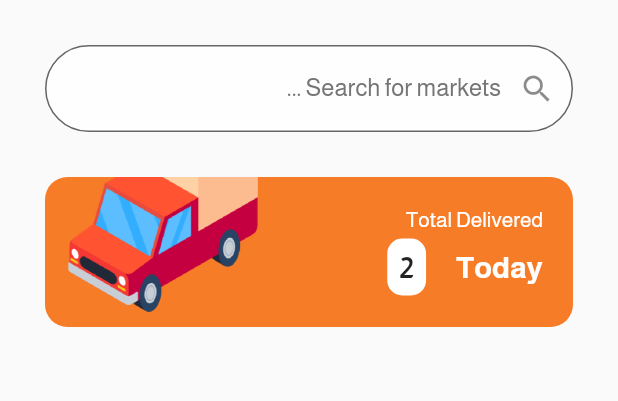
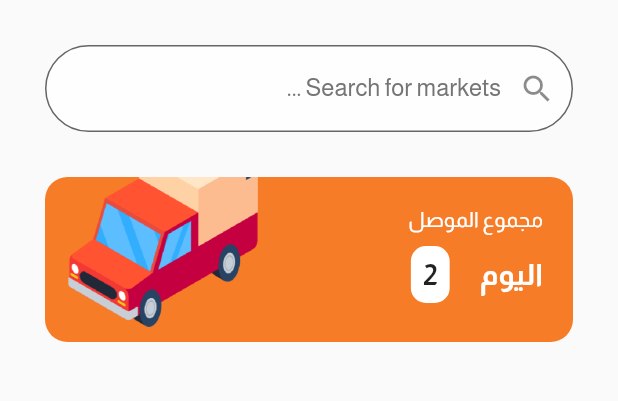
Before and after one commit to mohmedkasim/driverBox, a Flutter app: the screen it shows after launch, on a phone screen of 412 x 824 dp, the part 87-488 px from its top. Run offline on Flutter 3.47's test engine with Material 2 defaults, Android fonts, the phone set to English and light mode, and no system bars.

Commit message:
change height

```diff
--- a/lib/components/total_delivered_container.dart
+++ b/lib/components/total_delivered_container.dart
@@ -10,7 +10,7 @@ class TotalDeliveredContainer extends StatelessWidget {
   @override
   Widget build(BuildContext context) {
     return Container(
-        height: 100,
+        height: 110,
         decoration: BoxDecoration(
           borderRadius: BorderRadius.circular(15),
           color: cPrimaryColor,
@@ -23,14 +23,14 @@ class TotalDeliveredContainer extends StatelessWidget {
                 crossAxisAlignment: CrossAxisAlignment.start,
                 children: [
                   Text(
-                    'Total Delivered',
+                    'مجموع الموصل',
                     style: TextStyle(color: Colors.white),
                   ),
-                  SizedBox(height: 5),
+                  SizedBox(height: 10),
                   Row(
                     children: [
                       Text(
-                        'Today',
+                        'اليوم',
                         style: TextStyle(
                             fontWeight: FontWeight.bold,
                             color: Colors.white,
```
